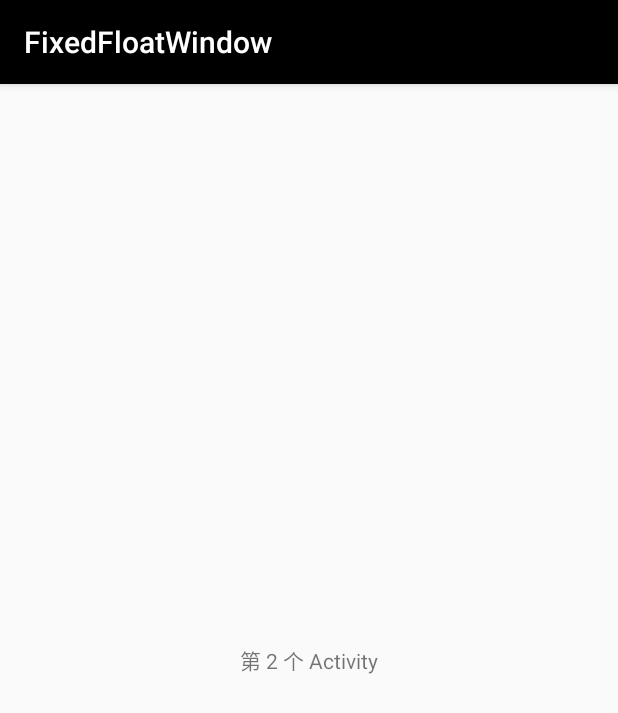
After one commit to yhaolpz/FloatWindow, an Android app: the Main2Activity screen opened directly, with no data from a screen before it, on a phone screen of 412 x 824 dp. The commit adds this screen. Shown: the top 713 px of the screen. Run offline under Robolectric (Android 15) with nearby library versions, the phone set to English and light mode, and no system bars.

Commit message:
update sample

```diff
--- a/build.gradle
+++ b/build.gradle
@@ -3,11 +3,10 @@
 buildscript {
 
     repositories {
-        google()
         jcenter()
     }
     dependencies {
-        classpath 'com.android.tools.build:gradle:3.0.0'
+        classpath 'com.android.tools.build:gradle:2.3.3'
 
 
         // NOTE: Do not place your application dependencies here; they belong
@@ -19,7 +18,6 @@ buildscript {
 
 allprojects {
     repositories {
-        google()
         jcenter()
     }
 }
--- /dev/null
+++ b/sample/src/main/java/com/example/yhao/fixedfloatwindow/Main2Activity.java
@@ -0,0 +1,13 @@
+package com.example.yhao.fixedfloatwindow;
+
+import android.support.v7.app.AppCompatActivity;
+import android.os.Bundle;
+
+public class Main2Activity extends AppCompatActivity {
+
+    @Override
+    protected void onCreate(Bundle savedInstanceState) {
+        super.onCreate(savedInstanceState);
+        setContentView(R.layout.activity_main2);
+    }
+}
--- /dev/null
+++ b/sample/src/main/java/com/example/yhao/fixedfloatwindow/MyFloatWindow.java
@@ -0,0 +1,175 @@
+package com.example.yhao.fixedfloatwindow;
+
+import android.app.Activity;
+import android.app.Application;
+import android.content.Context;
+import android.os.Bundle;
+import android.view.Gravity;
+import android.view.View;
+import android.widget.ImageView;
+
+import com.example.fixedfloatwindow.FixedFloatWindow;
+
+import java.util.Timer;
+import java.util.TimerTask;
+
+/**
+ * Created by yhao on 17-11-16.
+ * 管理应用内悬浮窗
+ * 实现 ActivityLifecycleCallbacks 是为了更方便的获取 activity 界面状态，从而更方便的管理
+ */
+
+public class MyFloatWindow implements Application.ActivityLifecycleCallbacks {
+
+
+    private Context mAppContext;
+    private View mView;
+    private FixedFloatWindow mFixedFloatWindow;
+
+    private int mActivityNum; //用于判断应用是否处于前台，若处于后台需要隐藏悬浮窗，否则就会在桌面显示
+
+    private int mRotation; //当前角度
+
+    private boolean playing = true; //用于控制定时器中是否需要改变悬浮控件角度
+
+
+    public MyFloatWindow(Context mAppContext) {
+        this.mAppContext = mAppContext;
+        initView();
+        initTimer();
+    }
+
+
+    /**
+     * 初始化定时器
+     */
+    private void initTimer() {
+
+        Timer timer = new Timer();
+        TimerTask timeTask = new TimerTask() {
+            @Override
+            public void run() {
+                if (playing) {
+                    updateRotation();
+                    mView.post(new Runnable() {
+                        @Override
+                        public void run() {
+                            mView.setRotation(mRotation);
+                        }
+                    });
+                }
+            }
+        };
+        timer.schedule(timeTask, 0, 50);
+    }
+
+
+    /**
+     * 初始化悬浮窗
+     */
+    private void initView() {
+        ImageView imageView = new ImageView(mAppContext);
+        imageView.setBackgroundResource(R.drawable.cd);
+        mView = imageView;
+        mView.setVisibility(View.INVISIBLE);
+
+        mFixedFloatWindow = new FixedFloatWindow(mAppContext);
+        mFixedFloatWindow.setView(mView,120,120);
+        mFixedFloatWindow.setGravity(Gravity.RIGHT | Gravity.TOP, 60, 60);
+        mFixedFloatWindow.show();
+
+
+    }
+
+
+    /**
+     * 显示悬浮窗
+     */
+    public void show() {
+        mView.setVisibility(View.VISIBLE);
+    }
+
+
+    /**
+     * 隐藏悬浮窗
+     */
+    public void hide() {
+        mView.setVisibility(View.INVISIBLE);
+    }
+
+
+    /**
+     * FixedFloatWindow 的 hide 方法调用后不可再 show 显示出来
+     * 实际上 hide 方法名不严谨，应该是 dismiss 的意思 ，查看源码就明白了
+     * 若无意专门销毁悬浮窗，一般不需要调用此方法
+     */
+    public void dismiss() {
+        mFixedFloatWindow.hide();
+    }
+
+
+
+    /**
+     * 更新角度，实现旋转
+     */
+    private void updateRotation() {
+        mRotation++;
+        if (mRotation == 360) {
+            mRotation = 0;
+        }
+    }
+
+
+    /**
+     * 此方法用于指定哪些界面需要展示悬浮窗
+     */
+    private boolean isNeedShow(Activity activity) {
+        return (activity instanceof MainActivity || activity instanceof Main2Activity);
+    }
+
+
+    @Override
+    public void onActivityStarted(Activity activity) {
+        mActivityNum++;
+        if (isNeedShow(activity)) {
+            show();
+        }else{
+            hide();
+        }
+    }
+
+    @Override
+    public void onActivityStopped(Activity activity) {
+        mActivityNum--;
+        if (mActivityNum == 0) {
+            hide();
+        }
+    }
+
+    @Override
+    public void onActivityResumed(Activity activity) {
+
+    }
+
+    @Override
+    public void onActivityPaused(Activity activity) {
+
+    }
+
+
+    @Override
+    public void onActivityCreated(Activity activity, Bundle savedInstanceState) {
+
+    }
+
+
+    @Override
+    public void onActivitySaveInstanceState(Activity activity, Bundle outState) {
+
+    }
+
+    @Override
+    public void onActivityDestroyed(Activity activity) {
+
+    }
+}
--- /dev/null
+++ b/sample/src/main/res/layout/activity_main2.xml
@@ -0,0 +1,22 @@
+<?xml version="1.0" encoding="utf-8"?>
+<android.support.constraint.ConstraintLayout xmlns:android="http://schemas.android.com/apk/res/android"
+    xmlns:app="http://schemas.android.com/apk/res-auto"
+    xmlns:tools="http://schemas.android.com/tools"
+    android:layout_width="match_parent"
+    android:layout_height="match_parent"
+    tools:context="com.example.yhao.fixedfloatwindow.Main2Activity">
+
+    <TextView
+        android:id="@+id/textView"
+        android:layout_width="wrap_content"
+        android:layout_height="wrap_content"
+        android:text="第 2 个 Activity"
+        app:layout_constraintTop_toTopOf="parent"
+        android:layout_marginTop="8dp"
+        android:layout_marginRight="8dp"
+        app:layout_constraintRight_toRightOf="parent"
+        android:layout_marginLeft="8dp"
+        app:layout_constraintLeft_toLeftOf="parent"
+        app:layout_constraintBottom_toBottomOf="parent"
+        android:layout_marginBottom="8dp" />
+</android.support.constraint.ConstraintLayout>
--- a/sample/src/main/res/values/styles.xml
+++ b/sample/src/main/res/values/styles.xml
@@ -3,8 +3,8 @@
     <!-- Base application theme. -->
     <style name="AppTheme" parent="Theme.AppCompat.Light.DarkActionBar">
         <!-- Customize your theme here. -->
-        <item name="colorPrimary">@color/colorPrimary</item>
-        <item name="colorPrimaryDark">@color/colorPrimaryDark</item>
+        <item name="colorPrimary">@android:color/background_dark</item>
+        <item name="colorPrimaryDark">@android:color/background_dark</item>
         <item name="colorAccent">@color/colorAccent</item>
     </style>
 
```
Also changed, not shown: fixedfloatwindow/build.gradle (+7 -7 lines), sample/build.gradle (+6 -6 lines), sample/src/main/AndroidManifest.xml (+7 -3 lines), sample/src/main/java/com/example/yhao/fixedfloatwindow/BaseApplication.java (added, +24 -0 lines), sample/src/main/java/com/example/yhao/fixedfloatwindow/MainActivity.java (+8 -9 lines), sample/src/main/res/layout/activity_main.xml (+6 -3 lines), gradle/wrapper/gradle-wrapper.properties, sample/src/main/res/drawable/cd.png (added).
